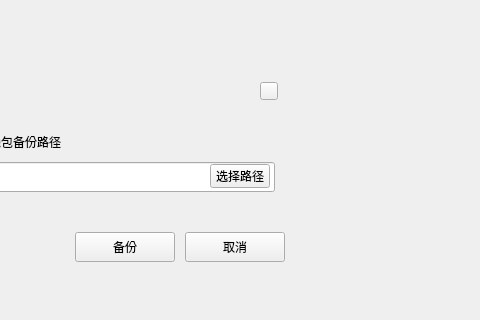
Old version of the form dialog/backupwalletdialog.ui in the repository HcashOrg/hx-indicator; both pictures show x 365 to 845 and y 108 to 428 of the 960 by 580 pixel window.
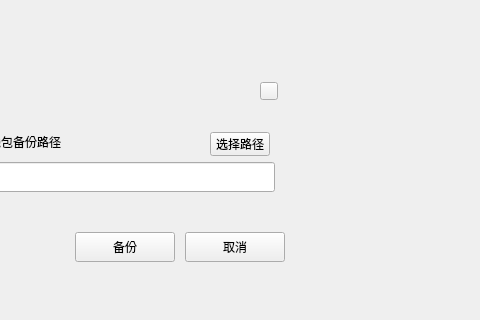
New version of the form.

Diff of the .ui file:
```diff
--- a/dialog/backupwalletdialog.ui
+++ b/dialog/backupwalletdialog.ui
@@ -77,7 +77,7 @@
      <property name="geometry">
       <rect>
        <x>285</x>
-       <y>102</y>
+       <y>70</y>
        <width>60</width>
        <height>24</height>
       </rect>
```
